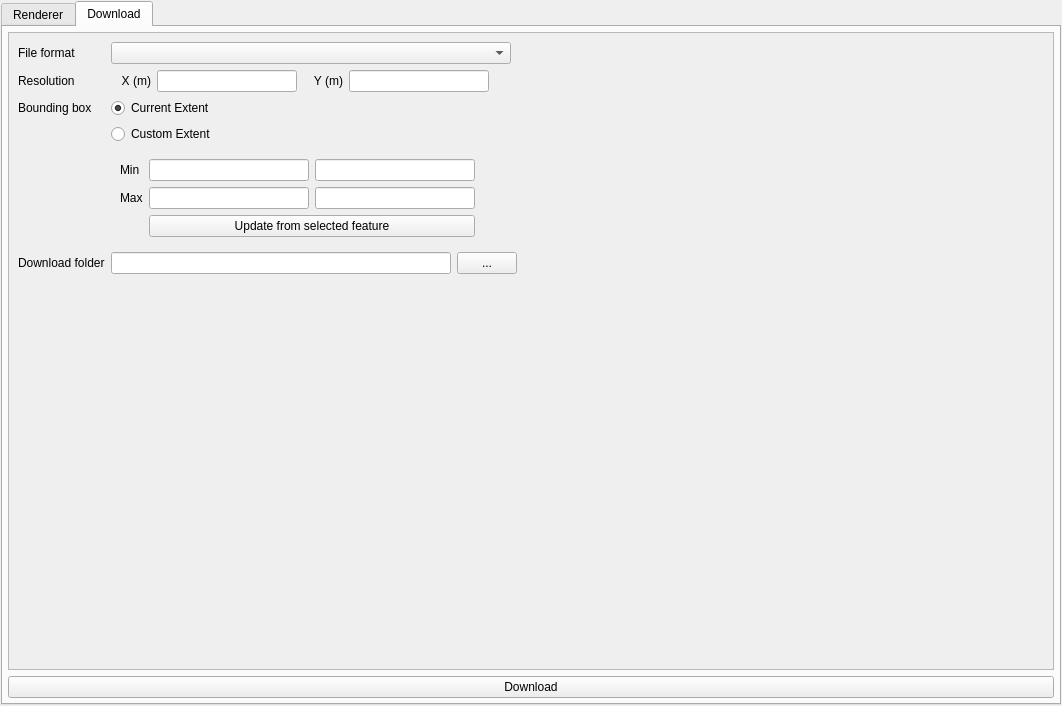
Qt form SentinelHub/SentinelHub_dockwidget_base.ui (sentinel-hub/sentinelhub-qgis-plugin) before a commit.
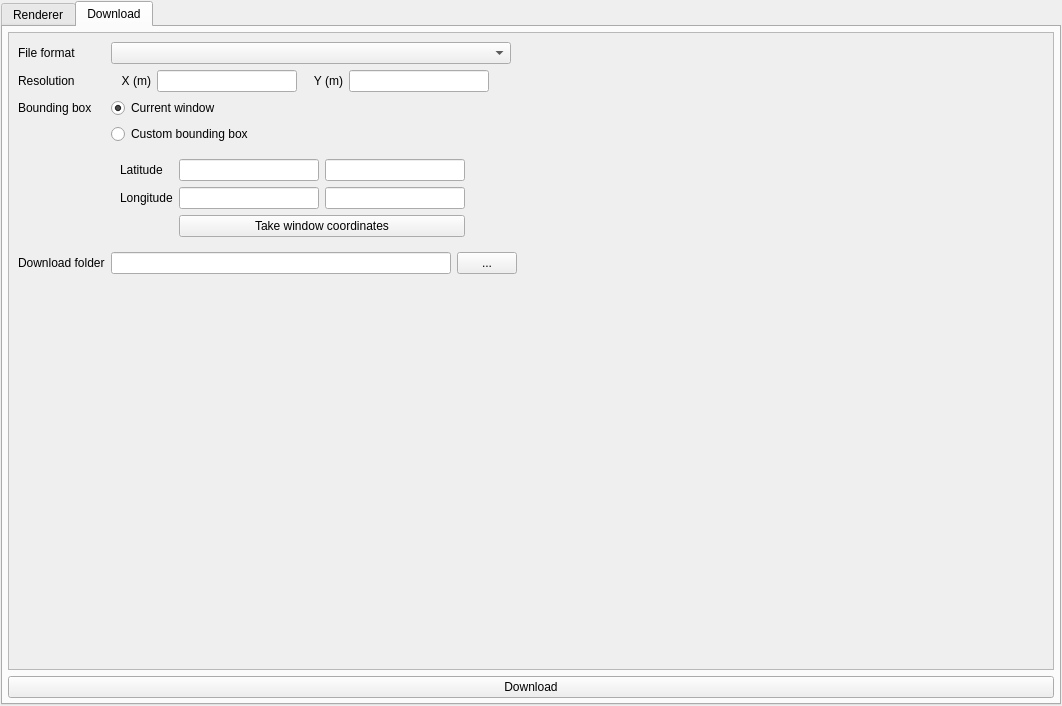
The same form after that commit. The open tabs and pages were chosen to show the change.

Commit message: custom bbox functionality implemented, download folder caching added

Diff of the .ui file:
```diff
--- a/SentinelHub/SentinelHub_dockwidget_base.ui
+++ b/SentinelHub/SentinelHub_dockwidget_base.ui
@@ -1116,7 +1116,7 @@
               <item row="2" column="1">
                <widget class="QRadioButton" name="radioCurrentExtent">
                 <property name="text">
-                 <string>Current Extent</string>
+                 <string>Current window</string>
                 </property>
                 <property name="checked">
                  <bool>true</bool>
@@ -1156,7 +1156,7 @@
               <item row="3" column="1">
                <widget class="QRadioButton" name="radioCustomExtent">
                 <property name="text">
-                 <string>Custom Extent</string>
+                 <string>Custom bounding box</string>
                 </property>
                </widget>
               </item>
@@ -1278,14 +1278,14 @@
                  <item row="0" column="0">
                   <widget class="QLabel" name="label_14">
                    <property name="text">
-                    <string>Min</string>
+                    <string>Latitude</string>
                    </property>
                   </widget>
                  </item>
                  <item row="1" column="0">
                   <widget class="QLabel" name="label_15">
                    <property name="text">
-                    <string>Max</string>
+                    <string>Longitude</string>
                    </property>
                   </widget>
                  </item>
@@ -1293,18 +1293,18 @@
                   <widget class="QLineEdit" name="xMax">
                    <property name="minimumSize">
                     <size>
-                     <width>160</width>
+                     <width>140</width>
                      <height>0</height>
                     </size>
                    </property>
                    <property name="maximumSize">
                     <size>
-                     <width>160</width>
+                     <width>140</width>
                      <height>16777215</height>
                     </size>
                    </property>
                    <property name="readOnly">
-                    <bool>true</bool>
+                    <bool>false</bool>
                    </property>
                   </widget>
                  </item>
@@ -1312,18 +1312,18 @@
                   <widget class="QLineEdit" name="yMin">
                    <property name="minimumSize">
                     <size>
-                     <width>160</width>
+                     <width>140</width>
                      <height>0</height>
                     </size>
                    </property>
                    <property name="maximumSize">
                     <size>
-                     <width>160</width>
+                     <width>140</width>
                      <height>16777215</height>
                     </size>
                    </property>
                    <property name="readOnly">
-                    <bool>true</bool>
+                    <bool>false</bool>
                    </property>
                   </widget>
                  </item>
@@ -1331,18 +1331,18 @@
                   <widget class="QLineEdit" name="yMax">
                    <property name="minimumSize">
                     <size>
-                     <width>160</width>
+                     <width>140</width>
                      <height>0</height>
                     </size>
                    </property>
                    <property name="maximumSize">
                     <size>
-                     <width>160</width>
+                     <width>140</width>
                      <height>16777215</height>
                     </size>
                    </property>
                    <property name="readOnly">
-                    <bool>true</bool>
+                    <bool>false</bool>
                    </property>
                   </widget>
                  </item>
@@ -1350,19 +1350,16 @@
                   <widget class="QLineEdit" name="xMin">
                    <property name="minimumSize">
                     <size>
-                     <width>160</width>
+                     <width>140</width>
                      <height>0</height>
                     </size>
                    </property>
                    <property name="maximumSize">
                     <size>
-                     <width>160</width>
+                     <width>140</width>
                      <height>16777215</height>
                     </size>
                    </property>
-                   <property name="readOnly">
-                    <bool>true</bool>
-                   </property>
                   </widget>
                  </item>
                  <item row="1" column="3">
@@ -1393,7 +1390,7 @@
                     </size>
                    </property>
                    <property name="text">
-                    <string>Update from selected feature</string>
+                    <string>Take window coordinates</string>
                    </property>
                   </widget>
                  </item>
```
Left out of the diff: 22 changed lines with no effect on the pictures. The commit also changes 2 other files.
